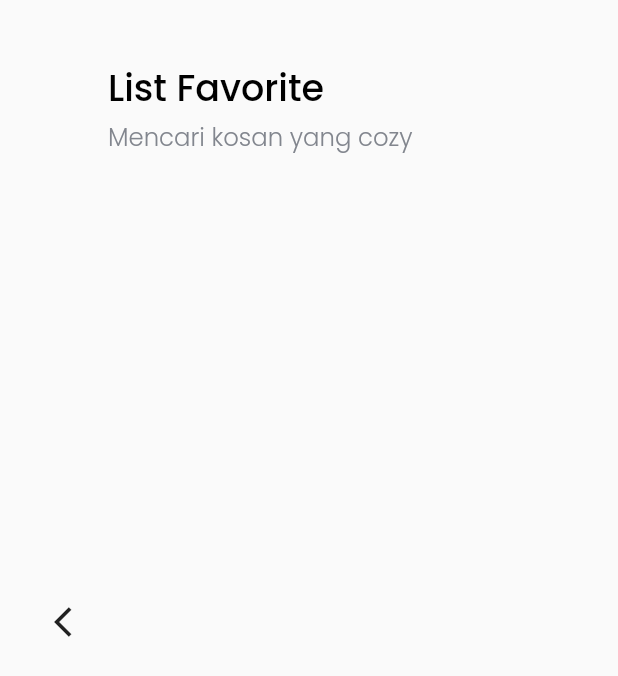
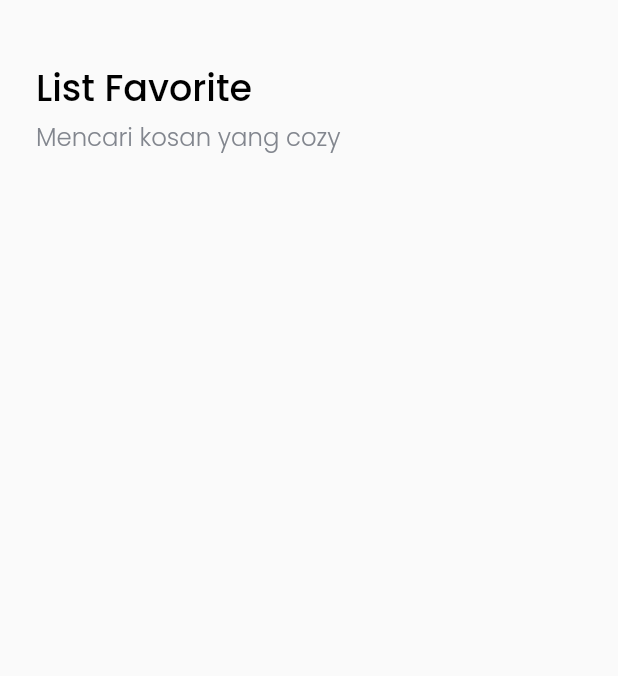
Before and after one commit to fahadhafizdev/cozy_v2, a Flutter app: the FavoriteHeader widget shown alone on an empty page, opened directly, on a phone screen of 412 x 824 dp. Shown: the top 676 px of the screen. Run offline on Flutter 3.47's test engine with Material 2 defaults, Android fonts, the phone set to English and light mode, and no system bars; our stand-ins replace flutter_screenutil, flutter_svg, google_fonts, rive.

Commit message:
Update favorite_header.dart

```diff
--- a/lib/app/modules/menu/favorite/components/favorite_header.dart
+++ b/lib/app/modules/menu/favorite/components/favorite_header.dart
@@ -10,23 +10,6 @@ class FavoriteHeader extends StatelessWidget {
   Widget build(BuildContext context) {
     return Padding(
       padding: const EdgeInsets.fromLTRB(24, 40, 0, 30),
-      child: Row(
-        crossAxisAlignment: CrossAxisAlignment.start,
-        children: [
-          LayoutBuilder(builder: (context, constraint) {
-            if (constraint.maxWidth <= 700) {
-              return const SizedBox.shrink();
-            } else {
-              return GestureDetector(
-                onTap: () => Navigator.pop(context),
-                child: const Padding(
-                  padding: EdgeInsets.fromLTRB(12, 7, 12, 12),
-                  child: Center(child: Icon(Icons.arrow_back_ios)),
-                ),
-              );
-            }
-          }),
-          Expanded(
       child: Column(
         crossAxisAlignment: CrossAxisAlignment.start,
         children: [
@@ -41,9 +24,14 @@ class FavoriteHeader extends StatelessWidget {
           ),
         ],
       ),
-          ),
-        ],
-      ),
     );
   }
 }
+
+// return GestureDetector(
+//                 onTap: () => Navigator.pop(context),
+//                 child: const Padding(
+//                   padding: EdgeInsets.fromLTRB(12, 7, 12, 12),
+//                   child: Center(child: Icon(Icons.arrow_back_ios)),
+//                 ),
+//               );
```
Lines whose indentation alone changed are shown as unchanged.
